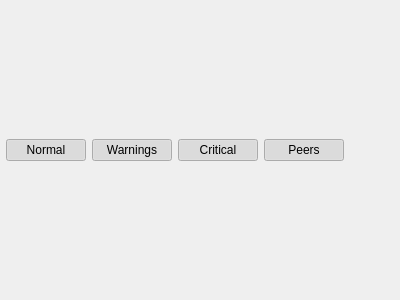
Old version of the form src/gui/executionlogwidget.ui in the repository lucassantilli/qbt-patches.
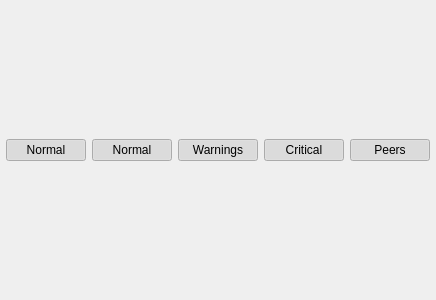
New version of the form.

```diff
--- a/src/gui/executionlogwidget.ui
+++ b/src/gui/executionlogwidget.ui
@@ -57,6 +57,19 @@
         </property>
        </widget>
       </item>
+      <item>
+       <widget class="QPushButton" name="checkInfo">
+        <property name="text">
+         <string>Normal</string>
+        </property>
+        <property name="checkable">
+         <bool>true</bool>
+        </property>
+        <property name="checked">
+         <bool>true</bool>
+        </property>
+       </widget>
+      </item>
       <item>
        <widget class="QPushButton" name="checkWarning">
         <property name="text">
```
Lines whose indentation alone changed are shown as unchanged.
